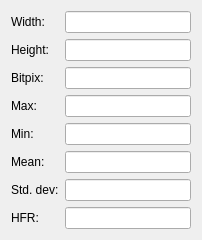
Qt form kstars/fitsviewer/statform.ui (KDE/kstars) before a commit.
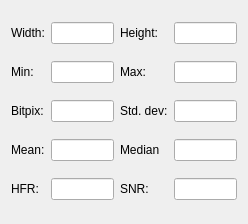
The same form after that commit.

Commit message: Updated histogram tool. Added Median and SNR to stat values

Patch:
```diff
--- a/kstars/fitsviewer/statform.ui
+++ b/kstars/fitsviewer/statform.ui
@@ -6,8 +6,8 @@
    <rect>
     <x>0</x>
     <y>0</y>
-    <width>202</width>
-    <height>221</height>
+    <width>248</width>
+    <height>224</height>
    </rect>
   </property>
   <property name="windowTitle">
@@ -28,20 +28,48 @@
      </property>
     </widget>
    </item>
-   <item row="1" column="0">
+   <item row="0" column="2">
     <widget class="QLabel" name="heightLabel">
      <property name="text">
       <string>Height:</string>
      </property>
     </widget>
    </item>
-   <item row="1" column="1">
+   <item row="0" column="3">
     <widget class="QLineEdit" name="heightOUT">
      <property name="readOnly">
       <bool>true</bool>
      </property>
     </widget>
    </item>
+   <item row="1" column="0">
+    <widget class="QLabel" name="minLabel">
+     <property name="text">
+      <string>Min:</string>
+     </property>
+    </widget>
+   </item>
+   <item row="1" column="1">
+    <widget class="QLineEdit" name="minOUT">
+     <property name="readOnly">
+      <bool>true</bool>
+     </property>
+    </widget>
+   </item>
+   <item row="1" column="2">
+    <widget class="QLabel" name="maxLabel">
+     <property name="text">
+      <string>Max:</string>
+     </property>
+    </widget>
+   </item>
+   <item row="1" column="3">
+    <widget class="QLineEdit" name="maxOUT">
+     <property name="readOnly">
+      <bool>true</bool>
+     </property>
+    </widget>
+   </item>
    <item row="2" column="0">
     <widget class="QLabel" name="bitPixLabel">
      <property name="text">
@@ -56,86 +84,87 @@
      </property>
     </widget>
    </item>
+   <item row="2" column="2">
+    <widget class="QLabel" name="stdDevLabel">
+     <property name="toolTip">
+      <string>Standard Deviation</string>
+     </property>
+     <property name="text">
+      <string>Std. dev:</string>
+     </property>
+    </widget>
+   </item>
+   <item row="2" column="3">
+    <widget class="QLineEdit" name="stddevOUT">
+     <property name="readOnly">
+      <bool>true</bool>
+     </property>
+    </widget>
+   </item>
    <item row="3" column="0">
-    <widget class="QLabel" name="maxLabel">
-     <property name="text">
-      <string>Max:</string>
-     </property>
-    </widget>
-   </item>
-   <item row="3" column="1">
-    <widget class="QLineEdit" name="maxOUT">
-     <property name="readOnly">
-      <bool>true</bool>
-     </property>
-    </widget>
-   </item>
-   <item row="4" column="0">
-    <widget class="QLabel" name="minLabel">
-     <property name="text">
-      <string>Min:</string>
-     </property>
-    </widget>
-   </item>
-   <item row="4" column="1">
-    <widget class="QLineEdit" name="minOUT">
-     <property name="readOnly">
-      <bool>true</bool>
-     </property>
-    </widget>
-   </item>
-   <item row="5" column="0">
     <widget class="QLabel" name="meanLabel">
      <property name="text">
       <string>Mean:</string>
      </property>
     </widget>
    </item>
-   <item row="5" column="1">
+   <item row="3" column="1">
     <widget class="QLineEdit" name="meanOUT">
      <property name="readOnly">
       <bool>true</bool>
      </property>
     </widget>
    </item>
-   <item row="6" column="0">
-    <widget class="QLabel" name="stdDevLabel">
+   <item row="3" column="2">
+    <widget class="QLabel" name="meanLabel_2">
      <property name="text">
-      <string>Std. dev:</string>
+      <string>Median</string>
      </property>
     </widget>
    </item>
-   <item row="6" column="1">
-    <widget class="QLineEdit" name="stddevOUT">
+   <item row="3" column="3">
+    <widget class="QLineEdit" name="medianOUT">
      <property name="readOnly">
       <bool>true</bool>
      </property>
     </widget>
    </item>
-   <item row="7" column="0">
+   <item row="4" column="0">
     <widget class="QLabel" name="HFRLabel">
      <property name="text">
       <string comment="Half Flux Radius">HFR:</string>
      </property>
     </widget>
    </item>
-   <item row="7" column="1">
+   <item row="4" column="1">
     <widget class="QLineEdit" name="HFROUT">
      <property name="readOnly">
       <bool>true</bool>
      </property>
     </widget>
    </item>
+   <item row="4" column="2">
+    <widget class="QLabel" name="HFRLabel_2">
+     <property name="toolTip">
+      <string>Signal to Noise Ratio</string>
+     </property>
+     <property name="text">
+      <string comment="Half Flux Radius">SNR:</string>
+     </property>
+    </widget>
+   </item>
+   <item row="4" column="3">
+    <widget class="QLineEdit" name="SNROUT">
+     <property name="text">
+      <string comment="Half Flux Radius"/>
+     </property>
+     <property name="readOnly">
+      <bool>true</bool>
+     </property>
+    </widget>
+   </item>
   </layout>
  </widget>
- <customwidgets>
-  <customwidget>
-   <class>QLineEdit</class>
-   <extends>QLineEdit</extends>
-   <header>klineedit.h</header>
-   <container>1</container>
-  </customwidget>
- </customwidgets>
  <tabstops>
   <tabstop>widthOUT</tabstop>
   <tabstop>heightOUT</tabstop>
```
Left out of the diff: 3 changed lines with no effect on the pictures. The commit also changes 11 other files.
